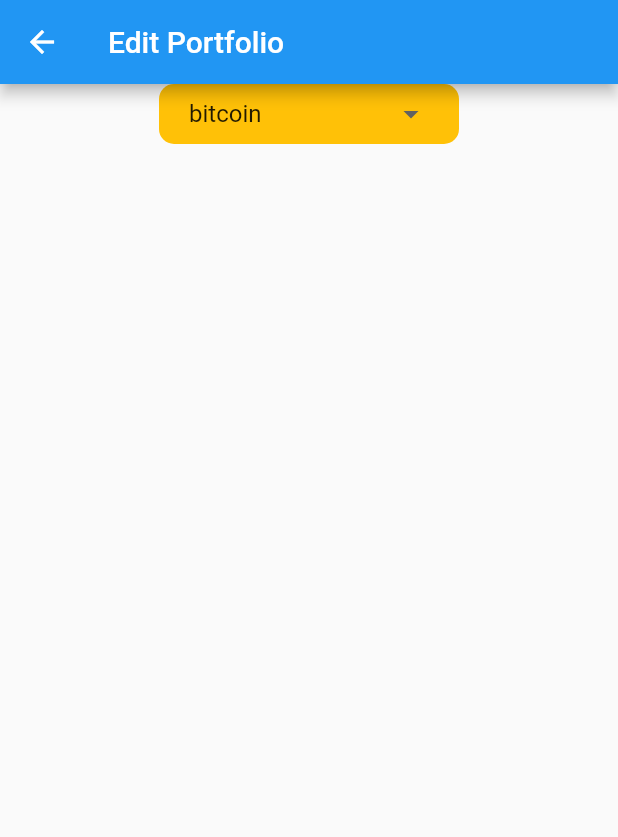
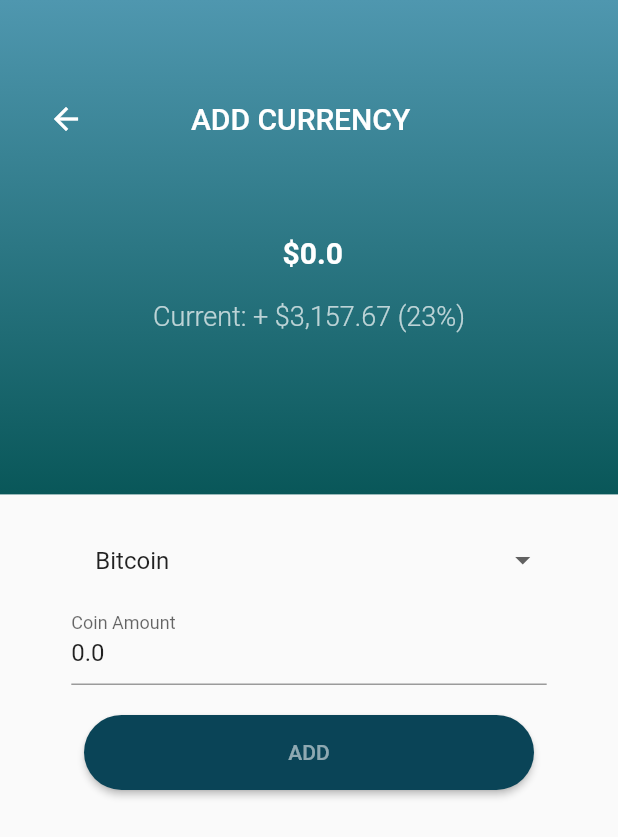
Before and after one commit to pmayur/crypto-currency-tracker, a Flutter app: the AddView screen opened directly, on a phone screen of 412 x 824 dp. Shown: the top 837 px of the screen. Run offline on Flutter 3.47's test engine with Material 2 defaults, Android fonts, the phone set to English and light mode, and no system bars; our stand-ins replace cloud_firestore, firebase_auth, firebase_core, font_awesome_flutter; accounts and stored records are empty.

Commit message:
Add UI to add currency to portfolio

```diff
--- a/lib/ui/add_view.dart
+++ b/lib/ui/add_view.dart
@@ -1,4 +1,5 @@
 import 'package:flutter/material.dart';
+import 'package:flutter/services.dart';
 import 'package:wallet/flutterfire/flutterfire.dart';
 
 class AddView extends StatefulWidget {
@@ -16,30 +17,126 @@ class _AddViewState extends State<AddView> {
   ];
 
   String dropdownValue = "bitcoin";
-  TextEditingController _amountController = TextEditingController();
+  String _addAmountToDisplay = "0.0";
+  TextEditingController _amountController = TextEditingController(text: "0.0");
+
+  _printLatestValue() {
+    setState(() {
+      _addAmountToDisplay = _amountController.text.toString();
+    });
+  }
 
   @override
+  void initState() {
+    super.initState();
+
+    // Start listening to changes.
+    _amountController.addListener(_printLatestValue);
+  }
+
+  void dispose() {
+    // Clean up the controller when the widget is removed from the
+    // widget tree.
+    _amountController.dispose();
+    super.dispose();
+  }
+
   Widget build(BuildContext context) {
+    double _heightOfHeader = MediaQuery.of(context).size.height * 0.4;
+
     return Scaffold(
-      appBar: AppBar(
-        title: Text("Edit Portfolio"),
+      body: Container(
+        width: MediaQuery.of(context).size.width,
+        child: Column(
+          children: [
+            Container(
+              height: _heightOfHeader,
+              padding: EdgeInsets.only(top: 55, left: 20, right: 20),
+              decoration: BoxDecoration(
+                gradient: LinearGradient(
+                  colors: [
+                    const Color(0xFF095759),
+                    const Color(0xFF4f97af),
+                  ],
+                  begin: Alignment.bottomCenter,
+                  end: Alignment.topCenter,
                 ),
-      body: Container(
-        child: Row(
+              ),
+              child: Column(
+                children: [
+                  Row(
+                    mainAxisAlignment: MainAxisAlignment.center,
                     crossAxisAlignment: CrossAxisAlignment.center,
+                    children: <Widget>[
+                      IconButton(
+                        icon: Icon(
+                          Icons.arrow_back,
+                          color: Colors.white,
+                        ),
+                        onPressed: () {
+                          Navigator.pop(context);
+                        },
+                      ),
+                      Spacer(),
+                      Text(
+                        "ADD CURRENCY",
+                        style: TextStyle(
+                          color: Colors.white,
+                          fontSize: 20.0,
+                          fontWeight: FontWeight.w500,
+                        ),
+                      ),
+                      Spacer(
+                        flex: 2,
+                      )
+                    ],
+                  ),
+                  Expanded(
+                    child: Container(
+                      child: Column(
+                        mainAxisAlignment: MainAxisAlignment.spaceEvenly,
                         children: [
                           Spacer(),
+                          Text(
+                            r" $" + _addAmountToDisplay,
+                            style: TextStyle(
+                              color: Colors.white,
+                              fontSize: 20.0,
+                              fontWeight: FontWeight.bold,
+                            ),
+                          ),
+                          Padding(
+                            padding: EdgeInsets.all(10),
+                          ),
+                          Text(
+                            r"Current: + $3,157.67 (23%)",
+                            style: TextStyle(
+                              color: Colors.white70,
+                              fontSize: 18.0,
+                              fontWeight: FontWeight.w300,
+                            ),
+                          ),
+                          Spacer(
+                            flex: 2,
+                          )
+                        ],
+                      ),
+                    ),
+                  )
+                ],
+              ),
+            ),
+
+            // crypto selection
             Container(
-              width: 200,
-              height: 40,
-              padding: EdgeInsets.only(left: 20, right: 20),
-              decoration: BoxDecoration(
-                color: Colors.amber,
-                borderRadius: BorderRadius.circular(10),
-              ),
+              padding: EdgeInsets.only(top: 20),
+              width: MediaQuery.of(context).size.width / 1.3,
+              child: DropdownButtonHideUnderline(
+                child: ButtonTheme(
+                  alignedDropdown: true,
                   child: DropdownButton(
                     isDense: false,
-                underline: SizedBox(),
+                    underline: Container(),
                     iconSize: 24,
                     value: dropdownValue,
                     elevation: 1,
@@ -52,12 +149,46 @@ class _AddViewState extends State<AddView> {
                     items: coins.map<DropdownMenuItem<String>>((String value) {
                       return DropdownMenuItem<String>(
                         value: value,
-                    child: Text(value),
+                        child:
+                            Text(value[0].toUpperCase() + value.substring(1)),
                       );
                     }).toList(),
                   ),
                 ),
-            Spacer()
+              ),
+            ),
+
+            // amount input
+            Container(
+              padding: EdgeInsets.only(bottom: 20),
+              width: MediaQuery.of(context).size.width / 1.3,
+              child: TextFormField(
+                keyboardType: TextInputType.number,
+                inputFormatters: <TextInputFormatter>[
+                  FilteringTextInputFormatter.allow(RegExp('[0-9.]')),
+                ], // Only numbers can be entered
+                controller: _amountController,
+                decoration: InputDecoration(
+                  labelText: "Coin Amount",
+                ),
+              ),
+            ),
+
+            ButtonTheme(
+              height: 50,
+              minWidth: 300,
+              child: RaisedButton(
+                onPressed: () {
+                  // onButtonPressed();
+                },
+                textColor: Colors.white54,
+                color: Color(0xff0a4457),
+                child: Text("ADD"),
+                shape: new RoundedRectangleBorder(
+                  borderRadius: new BorderRadius.circular(30.0),
+                ),
+              ),
+            ),
           ],
         ),
       ),
```
Lines whose indentation alone changed are shown as unchanged.
